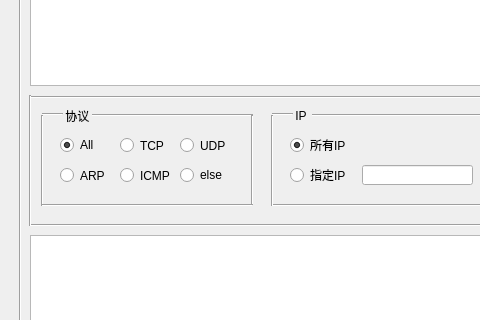
This is pkt_proc.ui in Clyysone/Network_Analysis_Software as Qt 5 draws it before an edit; both pictures show x 0 to 480 and y 275 to 595 of the 1192 by 719 pixel window. The edited form follows.
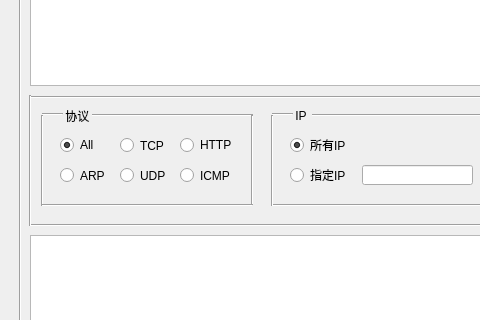
This is the edited form.

Patch:
```diff
--- a/pkt_proc.ui
+++ b/pkt_proc.ui
@@ -149,8 +149,8 @@
   <widget class="QRadioButton" name="udp_op_btn">
    <property name="geometry">
     <rect>
-     <x>180</x>
-     <y>410</y>
+     <x>120</x>
+     <y>440</y>
      <width>61</width>
      <height>21</height>
     </rect>
@@ -420,7 +420,7 @@
   <widget class="QRadioButton" name="icmp_op_btn">
    <property name="geometry">
     <rect>
-     <x>120</x>
+     <x>180</x>
      <y>440</y>
      <width>61</width>
      <height>21</height>
@@ -563,7 +563,7 @@
    <property name="geometry">
     <rect>
      <x>180</x>
-     <y>440</y>
+     <y>410</y>
      <width>61</width>
      <height>20</height>
     </rect>
@@ -572,7 +572,7 @@
     <string>&lt;html&gt;&lt;head/&gt;&lt;body&gt;&lt;p&gt;其他协议&lt;/p&gt;&lt;/body&gt;&lt;/html&gt;</string>
    </property>
    <property name="text">
-    <string>else</string>
+    <string>HTTP</string>
    </property>
    <attribute name="buttonGroup">
     <string notr="true">buttonGroup</string>
```
Left out of the diff: 4 changed lines with no effect on the pictures.
